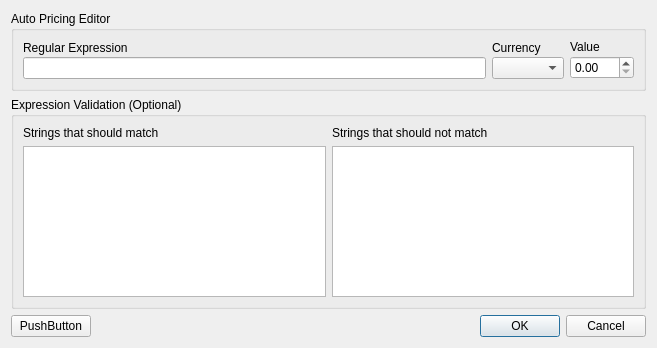
Before: the Qt Designer form autopricedialog.ui in ericsium/poe-qt-regex-editor, drawn with Qt 5.
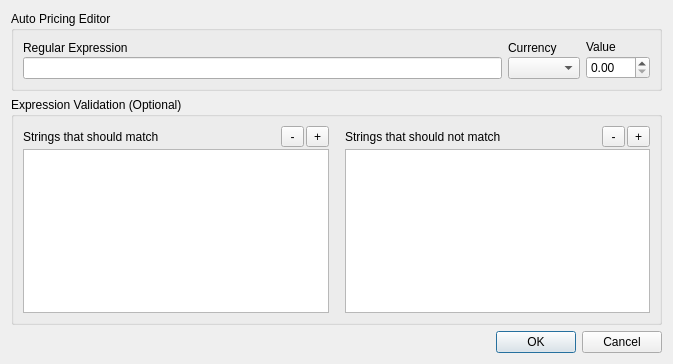
After: the same form once the commit is applied.

Commit message: Add string match buttons

```diff
--- a/autopricedialog.ui
+++ b/autopricedialog.ui
@@ -6,8 +6,8 @@
    <rect>
     <x>0</x>
     <y>0</y>
-    <width>657</width>
-    <height>348</height>
+    <width>673</width>
+    <height>364</height>
    </rect>
   </property>
   <property name="windowTitle">
@@ -83,29 +83,143 @@
      <property name="title">
       <string>Expression Validation (Optional)</string>
      </property>
-     <layout class="QHBoxLayout" name="horizontalLayout">
+     <layout class="QHBoxLayout" name="horizontalLayout_5">
       <item>
        <layout class="QVBoxLayout" name="verticalLayout">
+        <property name="spacing">
+         <number>2</number>
+        </property>
         <item>
-         <widget class="QLabel" name="label_2">
-          <property name="text">
-           <string>Strings that should match</string>
+         <layout class="QHBoxLayout" name="horizontalLayout">
+          <property name="spacing">
+           <number>2</number>
           </property>
-         </widget>
+          <item>
+           <widget class="QLabel" name="label_2">
+            <property name="text">
+             <string>Strings that should match</string>
+            </property>
+           </widget>
+          </item>
+          <item>
+           <spacer name="horizontalSpacer_2">
+            <property name="orientation">
+             <enum>Qt::Horizontal</enum>
+            </property>
+            <property name="sizeHint" stdset="0">
+             <size>
+              <width>40</width>
+              <height>20</height>
+             </size>
+            </property>
+           </spacer>
+          </item>
+          <item>
+           <widget class="QToolButton" name="toolButton_match_remove">
+            <property name="minimumSize">
+             <size>
+              <width>23</width>
+              <height>0</height>
+             </size>
+            </property>
+            <property name="text">
+             <string>-</string>
+            </property>
+           </widget>
+          </item>
+          <item>
+           <widget class="QToolButton" name="toolButton_match_add">
+            <property name="minimumSize">
+             <size>
+              <width>23</width>
+              <height>0</height>
+             </size>
+            </property>
+            <property name="text">
+             <string>+</string>
+            </property>
+           </widget>
+          </item>
+         </layout>
         </item>
         <item>
          <widget class="QListWidget" name="listWidget"/>
         </item>
        </layout>
       </item>
+      <item>
+       <spacer name="horizontalSpacer_4">
+        <property name="orientation">
+         <enum>Qt::Horizontal</enum>
+        </property>
+        <property name="sizeType">
+         <enum>QSizePolicy::Minimum</enum>
+        </property>
+        <property name="sizeHint" stdset="0">
+         <size>
+          <width>10</width>
+          <height>20</height>
+         </size>
+        </property>
+       </spacer>
+      </item>
       <item>
        <layout class="QVBoxLayout" name="verticalLayout_2">
+        <property name="spacing">
+         <number>2</number>
+        </property>
         <item>
-         <widget class="QLabel" name="label_3">
-          <property name="text">
-           <string>Strings that should not match</string>
+         <layout class="QHBoxLayout" name="horizontalLayout_4">
+          <property name="spacing">
+           <number>2</number>
           </property>
-         </widget>
+          <item>
+           <widget class="QLabel" name="label_3">
+            <property name="text">
+             <string>Strings that should not match</string>
+            </property>
+           </widget>
+          </item>
+          <item>
+           <spacer name="horizontalSpacer_3">
+            <property name="orientation">
+             <enum>Qt::Horizontal</enum>
+            </property>
+            <property name="sizeHint" stdset="0">
+             <size>
+              <width>40</width>
+              <height>20</height>
+             </size>
+            </property>
+           </spacer>
+          </item>
+          <item>
+           <widget class="QToolButton" name="toolButton_mismatch_remove">
+            <property name="minimumSize">
+             <size>
+              <width>23</width>
+              <height>0</height>
+             </size>
+            </property>
+            <property name="text">
+             <string>-</string>
+            </property>
+           </widget>
+          </item>
+          <item>
+           <widget class="QToolButton" name="toolButton_mismatch_add">
+            <property name="minimumSize">
+             <size>
+              <width>23</width>
+              <height>0</height>
+             </size>
+            </property>
+            <property name="text">
+             <string>+</string>
+            </property>
+           </widget>
+          </item>
+         </layout>
         </item>
         <item>
          <widget class="QListWidget" name="listWidget_2"/>
@@ -117,13 +231,6 @@
    </item>
    <item>
     <layout class="QHBoxLayout" name="horizontalLayout_3">
-     <item>
-      <widget class="QPushButton" name="pushButton">
-       <property name="text">
-        <string>PushButton</string>
-       </property>
-      </widget>
-     </item>
      <item>
       <spacer name="horizontalSpacer">
        <property name="orientation">
```
Left out of the diff: 12 changed lines with no effect on the pictures. The commit also changes 2 other files.
